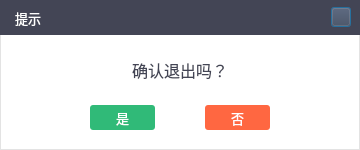
Above: SoftTerminal/forms/STConfirm.ui from sunpu/softterminal before the change. Below: the same form after it.
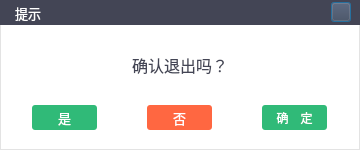
That is the form after the change. Icons and pictures are not drawn.

```diff
--- a/SoftTerminal/forms/STConfirm.ui
+++ b/SoftTerminal/forms/STConfirm.ui
@@ -49,13 +49,13 @@
      <property name="minimumSize">
       <size>
        <width>0</width>
-       <height>35</height>
+       <height>25</height>
       </size>
      </property>
      <property name="maximumSize">
       <size>
        <width>16777215</width>
-       <height>35</height>
+       <height>25</height>
       </size>
      </property>
      <property name="styleSheet">
@@ -303,6 +303,41 @@
        </property>
       </widget>
      </item>
+     <item>
+      <widget class="QPushButton" name="pbConfirm">
+       <property name="minimumSize">
+        <size>
+         <width>65</width>
+         <height>25</height>
+        </size>
+       </property>
+       <property name="maximumSize">
+        <size>
+         <width>65</width>
+         <height>25</height>
+        </size>
+       </property>
+       <property name="styleSheet">
+        <string notr="true">
+
+QPushButton {
+	border-radius: 3px;
+	color: rgb(255, 255, 255);
+	background-color: rgb(48, 186, 120);
+}
+QPushButton:hover:pressed {
+	background-color: rgb(48, 186, 120);
+}
+QPushButton:hover:!pressed {
+	
+	background-color: rgb(109, 206, 160);
+}</string>
+       </property>
+       <property name="text">
+        <string>确　定</string>
+       </property>
+      </widget>
+     </item>
      <item>
       <spacer name="horizontalSpacer">
        <property name="orientation">
```
